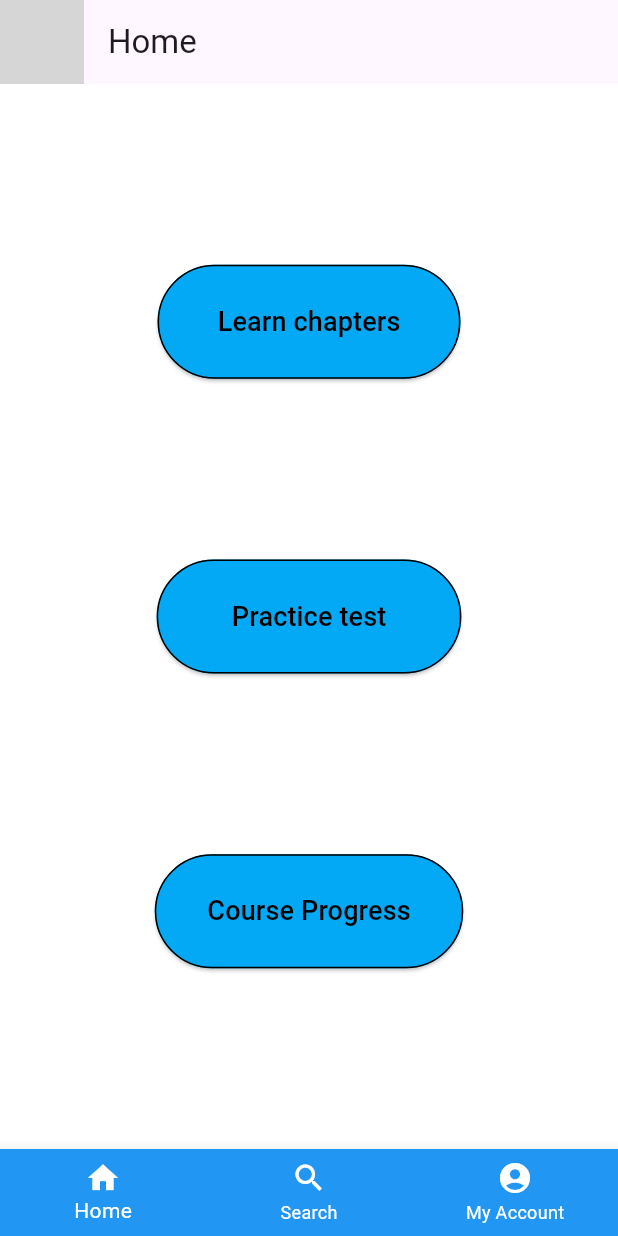
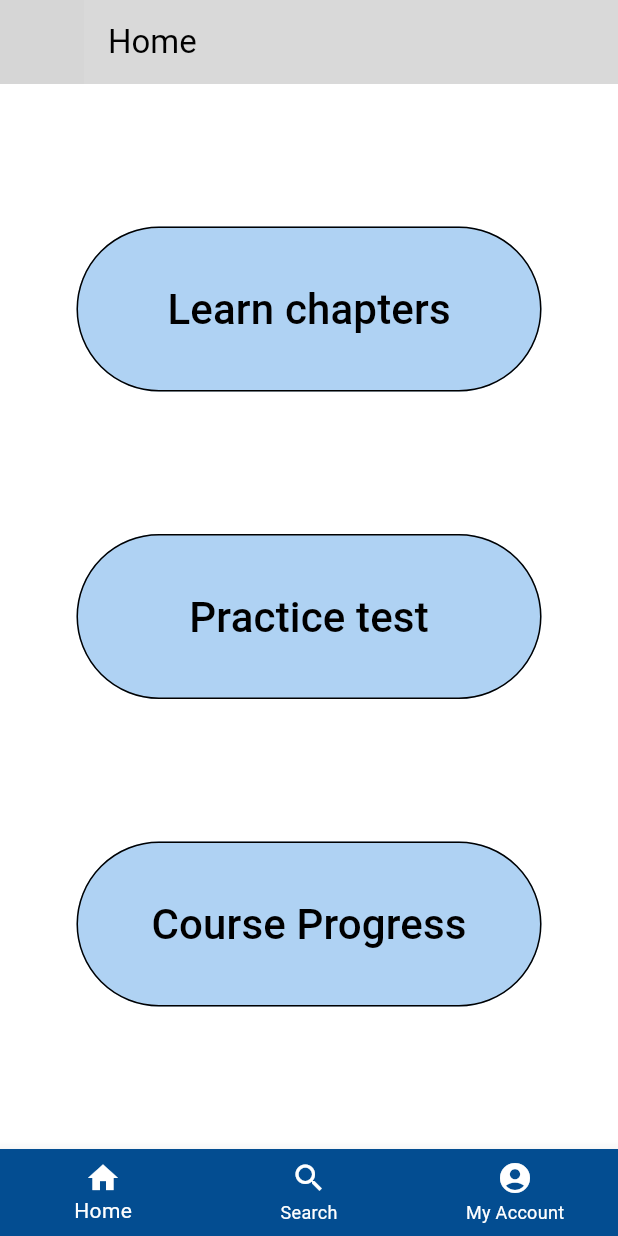
Before and after one commit to saranshahuja/roadschool, a Flutter app: the screen it shows after launch, on a phone screen of 412 x 824 dp. Run offline on Flutter 3.47's test engine with Material 2 defaults, Android fonts, the phone set to English and light mode, and no system bars; grey boxes are pictures that could not be loaded.

Commit message:
Worked on button size and font, changed the color to what it was decided in figma. will make more corrections soon. :)

```diff
--- a/lib/Pages/Homepage.dart
+++ b/lib/Pages/Homepage.dart
@@ -7,11 +7,13 @@ class HomePage extends StatelessWidget {
   Widget build(BuildContext context) {
     return Scaffold(
       appBar: AppBar(
+          backgroundColor: Color(0xFFD9D9D9),
           leading: Image.asset('C:\\Users\\Nishant\\AndroidStudioProjects\\untitled\\Images\\Cardrive.png', width: 40, height: 40), // Adjust width and height
-        title: Text('Home'),
-      ),
+          title: Text('Home',
+            style: TextStyle(color: Colors.black),
+          )),
       bottomNavigationBar: BottomNavigationBar(
-        backgroundColor: Colors.blue,
+        backgroundColor: Color(0xFF034D91),
         unselectedItemColor: Colors.white,
         selectedItemColor: Colors.white,
         items: const <BottomNavigationBarItem>[
@@ -35,47 +37,77 @@ class HomePage extends StatelessWidget {
           child: Column(
             mainAxisAlignment: MainAxisAlignment.spaceEvenly,
             children: [
-              ElevatedButton(
+              Row(
+                mainAxisAlignment: MainAxisAlignment.center,
+                children: [
+                  SizedBox(
+                    width: 310,
+                    height: 110,
+                    child: OutlinedButton(
                       onPressed: () {
                         // Handle Learn chapters button press
                       },
                       style: OutlinedButton.styleFrom(
                         side: BorderSide(color: Colors.black),
-                  backgroundColor: Colors.lightBlue, // Set button background color
-                  padding: EdgeInsets.symmetric(horizontal: 40, vertical: 25), // Adjust padding
+                        backgroundColor: Color(0x500071DA), // Set button background color
+                        padding:
+                        EdgeInsets.symmetric(horizontal: 40, vertical: 20), // Adjust padding
                       ),
                       child: Text(
                         'Learn chapters',
-                  style: TextStyle(fontSize: 18, color: Colors.black), // Set button text color
+                        style: TextStyle(fontSize: 28, color: Colors.black), // Set button text color
                       ),
                     ),
-              ElevatedButton(
+                  ),
+                ],
+              ),
+              Row(
+                mainAxisAlignment: MainAxisAlignment.center,
+                children: [
+                  SizedBox(
+                    width: 310,
+                    height: 110,
+                    child: OutlinedButton(
                       onPressed: () {
                         // Handle Practice test button press
                       },
                       style: OutlinedButton.styleFrom(
                         side: BorderSide(color: Colors.black),
-                  backgroundColor: Colors.lightBlue, // Set button background color
-                  padding: EdgeInsets.symmetric(horizontal: 50, vertical: 25),// Adjust padding
+                        backgroundColor: Color(0x500071DA), // Set button background color
+                        padding:
+                        EdgeInsets.symmetric(horizontal: 40, vertical: 20), // Adjust padding
                       ),
                       child: Text(
                         'Practice test',
-                  style: TextStyle(fontSize: 18, color: Colors.black), // Set button text color
+                        style: TextStyle(fontSize: 28, color: Colors.black), // Set button text color
                       ),
                     ),
-              ElevatedButton(
+                  ),
+                ],
+              ),
+              Row(
+                mainAxisAlignment: MainAxisAlignment.center,
+                children: [
+                  SizedBox(
+                    width: 310,
+                    height: 110,
+                    child: OutlinedButton(
                       onPressed: () {
                         // Handle Course Progress button press
                       },
                       style: OutlinedButton.styleFrom(
                         side: BorderSide(color: Colors.black),
-                  backgroundColor: Colors.lightBlue, // Set button background color
-                  padding: EdgeInsets.symmetric(horizontal: 35, vertical: 25), // Adjust padding
+                        backgroundColor: Color(0x500071DA), // Set button background color
+                        padding:
+                        EdgeInsets.symmetric(horizontal: 40, vertical: 20), // Adjust padding
                       ),
                       child: Text(
                         'Course Progress',
-                  style: TextStyle(fontSize: 18, color: Colors.black), // Set button text color
+                        style: TextStyle(fontSize: 28, color: Colors.black), // Set button text color
                       ),
+                    ),
+                  ),
+                ],
               ),
             ],
           ),
```
Lines whose indentation alone changed are shown as unchanged.
